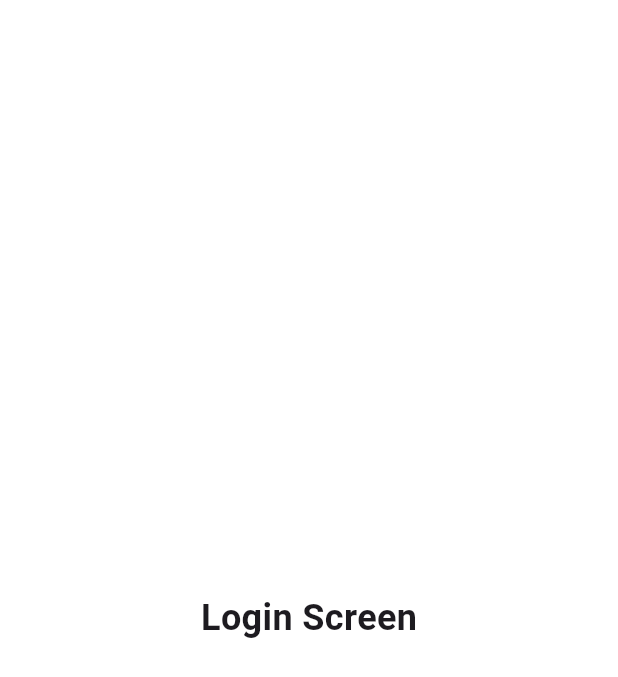
After one commit to mahmoud-elsay/soulsync, a Flutter app: the LoginScreen screen opened by its route, on a phone screen of 412 x 824 dp. The commit adds this screen. Shown: the top 677 px of the screen. Run offline on Flutter 3.47's test engine with Material 3 defaults, Android fonts, the phone set to English and light mode, and no system bars; our stand-ins replace flutter_screenutil, google_fonts.

Commit message:
Add LoginScreen implementation and update routing in AppRouter

```diff
--- a/lib/core/routes/app_router.dart
+++ b/lib/core/routes/app_router.dart
@@ -1,7 +1,9 @@
 import 'routes.dart';
 import 'package:flutter/material.dart';
 import 'package:soulsync/features/splash/splash_screen.dart';
+import 'package:soulsync/features/auth/login/ui/login_screen.dart';
 import 'package:soulsync/features/onboarding/onboarding_screen.dart';
+
 
 class AppRouter {
   Route<dynamic> generateRoute(RouteSettings settings) {
@@ -11,6 +13,8 @@ class AppRouter {
 
       case Routes.onboardingScreen:
         return MaterialPageRoute(builder: (_) => OnboardingScreen());
+        case Routes.loginScreen:
+        return MaterialPageRoute(builder: (_) => const LoginScreen());
 
       default:
         return MaterialPageRoute(
--- /dev/null
+++ b/lib/features/auth/login/ui/login_screen.dart
@@ -0,0 +1,17 @@
+import 'package:flutter/material.dart';
+
+class LoginScreen extends StatelessWidget {
+  const LoginScreen({super.key});
+
+  @override
+  Widget build(BuildContext context) {
+    return const Scaffold(
+      body: Center(
+        child: Text(
+          'Login Screen',
+          style: TextStyle(fontSize: 24, fontWeight: FontWeight.bold),
+        ),
+      ),
+    );
+  }
+}
```
Also changed, not shown: lib/core/widgets/app_text_button.dart (added, +55 -0 lines), lib/features/auth/sign_up/ui/sign_up_screen.dart (added).
